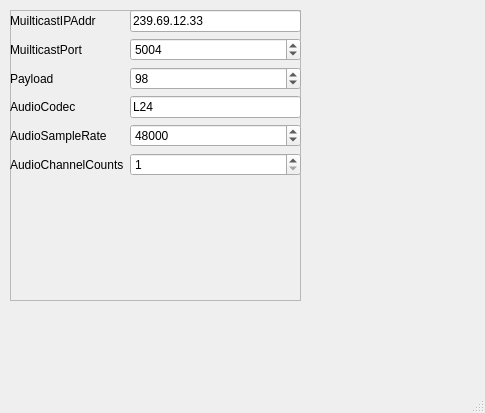
This is mainwindow.ui in YANG-Mingcong/test_st2110_listener as Qt 5 draws it before an edit. The edited form follows.
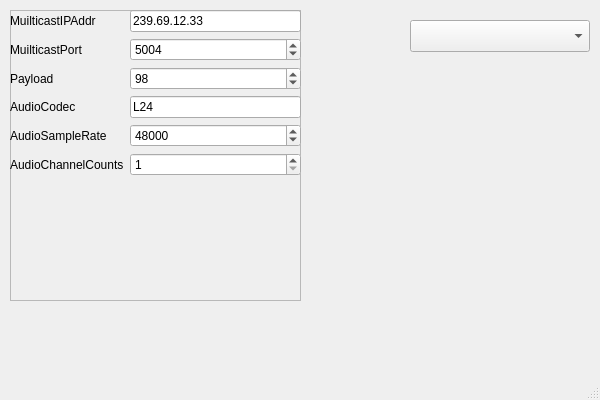
This is the edited form.

```diff
--- a/mainwindow.ui
+++ b/mainwindow.ui
@@ -6,8 +6,8 @@
    <rect>
     <x>0</x>
     <y>0</y>
-    <width>485</width>
-    <height>413</height>
+    <width>600</width>
+    <height>400</height>
    </rect>
   </property>
   <property name="windowTitle">
@@ -156,6 +156,16 @@
      </layout>
     </widget>
    </widget>
+   <widget class="QComboBox" name="m_deviceBox">
+    <property name="geometry">
+     <rect>
+      <x>410</x>
+      <y>20</y>
+      <width>180</width>
+      <height>32</height>
+     </rect>
+    </property>
+   </widget>
   </widget>
   <widget class="QMenuBar" name="menubar">
    <property name="geometry">
```
Left out of the diff: 2 changed lines with no effect on the pictures.
